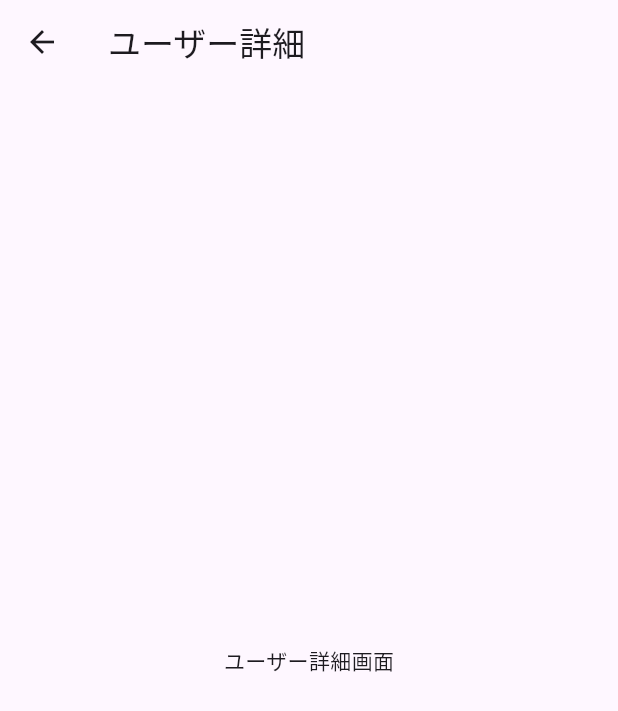
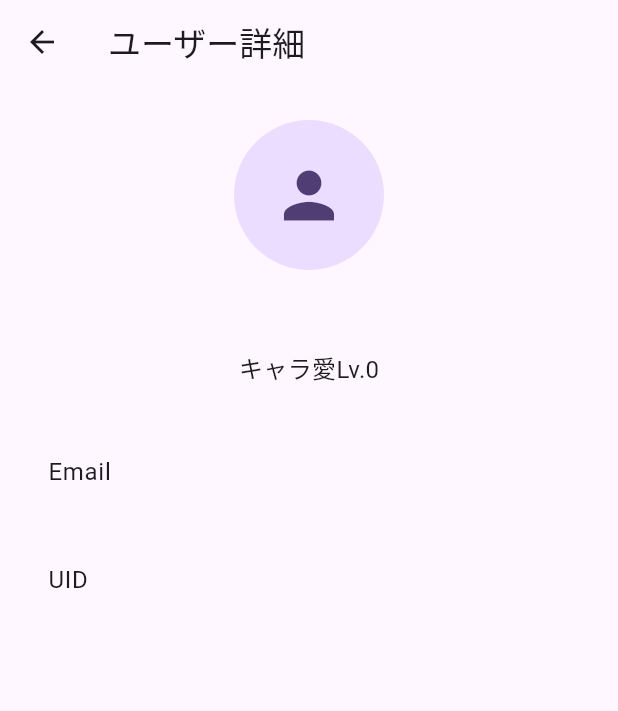
Before and after one commit to jyogi-web/geek2024_vol.22_1, a Flutter app: the UserDetailScreen screen opened directly, on a phone screen of 412 x 824 dp. Shown: the top 711 px of the screen. Run offline on Flutter 3.47's test engine with Material 3 defaults, Android fonts, the phone set to English and light mode, and no system bars; our stand-ins replace cloud_firestore, file_picker, firebase_auth, firebase_core, firebase_storage, flutter_chat_types and 4 more; accounts and stored records are empty.

Commit message:
add ユーザー詳細画面

```diff
--- a/lib/ui/user/user_detail_page.dart
+++ b/lib/ui/user/user_detail_page.dart
@@ -1,4 +1,8 @@
 import 'package:flutter/material.dart';
+import 'package:provider/provider.dart';
+import 'package:aicharamaker/model/user_model.dart';
+import 'package:aicharamaker/ui/auth/view_model/auth_view_model.dart';
+import 'package:cloud_firestore/cloud_firestore.dart';
 
 class UserDetailScreen extends StatefulWidget {
   const UserDetailScreen({Key? key}) : super(key: key);
@@ -10,17 +14,106 @@ class UserDetailScreen extends StatefulWidget {
 class _UserDetailScreenState extends State<UserDetailScreen> {
   @override
   Widget build(BuildContext context) {
+    final authViewModel = Provider.of<AuthViewModel>(context);
+    final UserModel? user = authViewModel.currentUser;
     return Scaffold(
       appBar: AppBar(
         title: const Text('ユーザー詳細'),
+        // 自動で戻るボタンを表示
+        automaticallyImplyLeading: true,
       ),
-      body: Center(
-        child: Column(
-          mainAxisAlignment: MainAxisAlignment.center,
-          children: const <Widget>[
-            Text('ユーザー詳細画面'),
-          ],
-        ),
+      body: SafeArea(
+        child: user != null
+            ? Padding(
+                padding: const EdgeInsets.symmetric(horizontal: 16.0),
+                child: ListView(
+                  children: [
+                    const SizedBox(height: 24),
+                    // ユーザーのアバター
+                    Center(
+                      child: CircleAvatar(
+                        radius: 50,
+                        backgroundImage:
+                            (user.photoURL != null && user.photoURL!.isNotEmpty)
+                                ? NetworkImage(user.photoURL!)
+                                : null,
+                        child: (user.photoURL == null || user.photoURL!.isEmpty)
+                            ? const Icon(Icons.person, size: 50)
+                            : null,
+                      ),
+                    ),
+                    const SizedBox(height: 16),
+                    // ユーザー名とキャラ愛Lv.
+                    Center(
+                      child: Column(
+                        children: [
+                          Text(
+                            user.name,
+                            style: const TextStyle(
+                              fontSize: 24,
+                              fontWeight: FontWeight.bold,
+                            ),
+                          ),
+                          const SizedBox(height: 4),
+                          StreamBuilder<QuerySnapshot<Map<String, dynamic>>>(
+                            stream: FirebaseFirestore.instance
+                                .collection('users')
+                                .doc(user.uid!)
+                                .collection('createdProfiles')
+                                .snapshots(),
+                            builder: (context, snapshot) {
+                              if (snapshot.hasError) {
+                                return const Text('エラーが発生しました');
+                              }
+                              if (snapshot.connectionState ==
+                                  ConnectionState.waiting) {
+                                return const Text('読み込み中...');
+                              }
+                              final docs = snapshot.data?.docs ?? [];
+                              final playerLevel = docs.length;
+                              return Text(
+                                'キャラ愛Lv.$playerLevel',
+                                style: const TextStyle(fontSize: 16),
+                              );
+                            },
+                          ),
+                        ],
+                      ),
+                    ),
+                    const SizedBox(height: 32),
+                    // 内側の ListView を shrinkWrap と NeverScrollableScrollPhysics で修正
+                    ListView(
+                      shrinkWrap: true,
+                      physics: const NeverScrollableScrollPhysics(),
+                      children: [
+                        ListTile(
+                          title: const Text('Email'),
+                          subtitle: Text(user.email ?? 'No email provided'),
+                        ),
+                        ListTile(
+                          title: const Text('UID'),
+                          subtitle: Text(user.uid ?? 'No uid'),
+                        ),
+                      ],
+                    ),
+                  ],
+                ),
+              )
+            : Center(
+                child: Column(
+                  mainAxisSize: MainAxisSize.min,
+                  children: [
+                    const Text('ユーザーがログインしていません'),
+                    const SizedBox(height: 20),
+                    ElevatedButton(
+                      onPressed: () {
+                        Navigator.pushNamed(context, '/login');
+                      },
+                      child: const Text('ログイン画面へ'),
+                    ),
+                  ],
+                ),
+              ),
       ),
     );
   }
```
